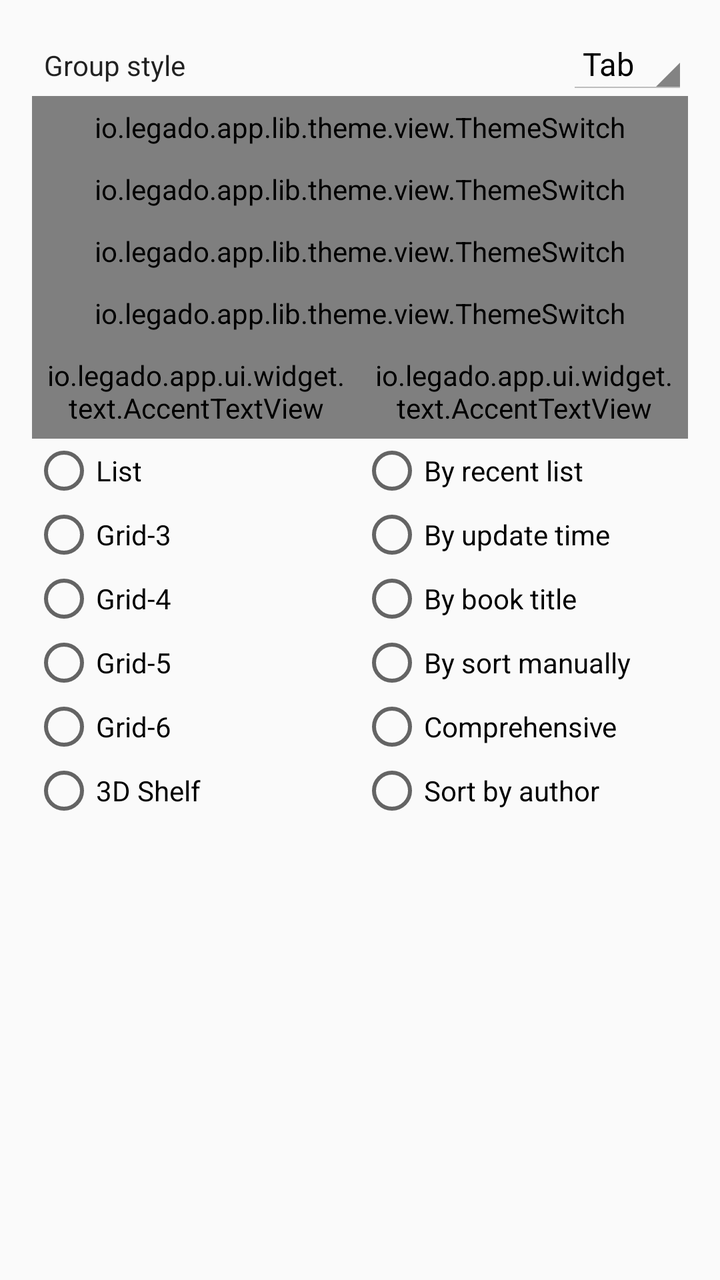
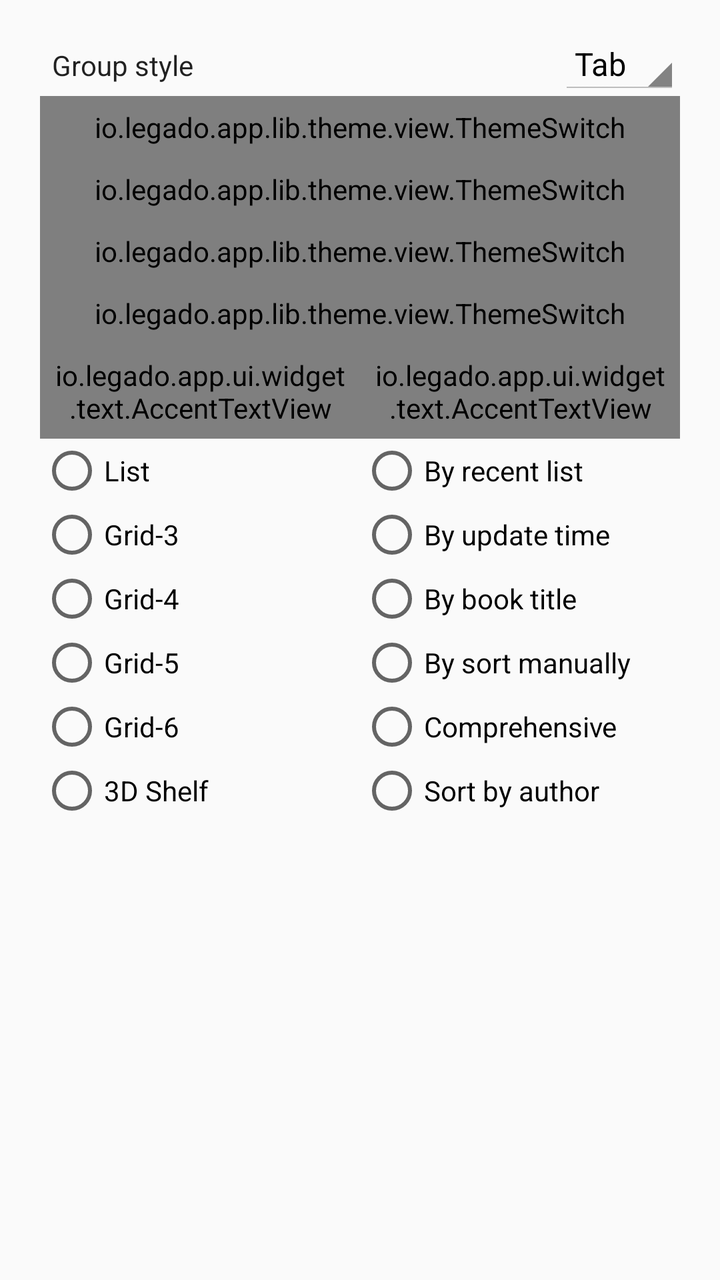

An Android layout rendered at two revisions. The XML below is the earlier revision; the diff shows what the commit changed to produce the second picture.
<!-- AndroidManifest.xml: application theme AppTheme.Light -->
<!-- res/layout/dialog_bookshelf_config.xml -->
<?xml version="1.0" encoding="utf-8"?>
<androidx.constraintlayout.widget.ConstraintLayout xmlns:android="http://schemas.android.com/apk/res/android"
    xmlns:app="http://schemas.android.com/apk/res-auto"
    xmlns:tools="http://schemas.android.com/tools"
    android:layout_width="match_parent"
    android:layout_height="wrap_content"
    android:padding="16dp">

    <LinearLayout
        android:id="@+id/ll_group_style"
        android:layout_width="match_parent"
        android:layout_height="wrap_content"
        android:orientation="horizontal"
        app:layout_constraintTop_toTopOf="parent">

        <TextView
            android:layout_width="0dp"
            android:layout_height="wrap_content"
            android:layout_weight="1"
            android:padding="6dp"
            android:text="@string/group_style"
            android:textColor="@color/primaryText" />

        <androidx.appcompat.widget.AppCompatSpinner
            android:id="@+id/sp_group_style"
            android:layout_width="wrap_content"
            android:layout_height="wrap_content"
            android:entries="@array/group_style"
            android:theme="@style/Spinner"
            tools:ignore="TouchTargetSizeCheck" />

    </LinearLayout>

    <io.legado.app.lib.theme.view.ThemeSwitch
        android:id="@+id/sw_show_unread"
        android:layout_width="match_parent"
        android:layout_height="wrap_content"
        android:padding="6dp"
        android:text="@string/show_unread"
        app:layout_constraintTop_toBottomOf="@+id/ll_group_style"
        tools:ignore="TouchTargetSizeCheck" />

    <io.legado.app.lib.theme.view.ThemeSwitch
        android:id="@+id/sw_show_last_update_time"
        android:layout_width="match_parent"
        android:layout_height="wrap_content"
        android:padding="6dp"
        android:text="@string/show_last_update_time"
        app:layout_constraintTop_toBottomOf="@+id/sw_show_unread"
        tools:ignore="TouchTargetSizeCheck" />

    <io.legado.app.lib.theme.view.ThemeSwitch
        android:id="@+id/sw_show_wait_up_books"
        android:layout_width="match_parent"
        android:layout_height="wrap_content"
        android:padding="6dp"
        android:text="@string/show_wait_up_count"
        app:layout_constraintTop_toBottomOf="@+id/sw_show_last_update_time"
        tools:ignore="TouchTargetSizeCheck" />

    <io.legado.app.lib.theme.view.ThemeSwitch
        android:id="@+id/sw_show_bookshelf_fast_scroller"
        android:layout_width="match_parent"
        android:layout_height="wrap_content"
        android:padding="6dp"
        android:text="@string/show_bookshelf_fast_scroller"
        app:layout_constraintTop_toBottomOf="@+id/sw_show_wait_up_books"
        tools:ignore="TouchTargetSizeCheck" />

    <LinearLayout
        android:id="@+id/ll_layout"
        android:layout_width="0dp"
        android:layout_height="wrap_content"
        android:orientation="vertical"
        app:layout_constraintRight_toLeftOf="@+id/ll_sort"
        app:layout_constraintTop_toBottomOf="@+id/sw_show_bookshelf_fast_scroller"
        app:layout_constraintLeft_toLeftOf="parent">

        <io.legado.app.ui.widget.text.AccentTextView
            android:layout_width="match_parent"
            android:layout_height="match_parent"
            android:padding="6dp"
            android:text="@string/view"
            android:textSize="16sp" />

        <RadioGroup
            android:id="@+id/rg_layout"
            android:layout_width="match_parent"
            android:layout_height="wrap_content"
            android:orientation="vertical">

            <RadioButton
                android:layout_width="match_parent"
                android:layout_height="wrap_content"
                android:text="@string/layout_list"
                tools:ignore="TouchTargetSizeCheck" />

            <RadioButton
                android:layout_width="match_parent"
                android:layout_height="wrap_content"
                android:text="@string/layout_grid3"
                tools:ignore="TouchTargetSizeCheck" />

            <RadioButton
                android:layout_width="match_parent"
                android:layout_height="wrap_content"
                android:text="@string/layout_grid4"
                tools:ignore="TouchTargetSizeCheck" />

            <RadioButton
                android:layout_width="match_parent"
                android:layout_height="wrap_content"
                android:text="@string/layout_grid5"
                tools:ignore="TouchTargetSizeCheck" />

            <RadioButton
                android:layout_width="match_parent"
                android:layout_height="wrap_content"
                android:text="@string/layout_grid6"
                tools:ignore="TouchTargetSizeCheck" />

            <RadioButton
                android:layout_width="match_parent"
                android:layout_height="wrap_content"
                android:text="@string/layout_shelf3d"
                tools:ignore="TouchTargetSizeCheck" />
        </RadioGroup>

    </LinearLayout>

    <LinearLayout
        android:id="@+id/ll_sort"
        android:layout_width="0dp"
        android:layout_height="wrap_content"
        android:orientation="vertical"
        app:layout_constraintLeft_toRightOf="@+id/ll_layout"
        app:layout_constraintTop_toBottomOf="@id/sw_show_bookshelf_fast_scroller"
        app:layout_constraintRight_toRightOf="parent">

        <io.legado.app.ui.widget.text.AccentTextView
            android:layout_width="match_parent"
            android:layout_height="match_parent"
            android:padding="6dp"
            android:text="@string/sort"
            android:textSize="16sp" />

        <RadioGroup
            android:id="@+id/rg_sort"
            android:layout_width="match_parent"
            android:layout_height="wrap_content"
            android:orientation="vertical">

            <RadioButton
                android:layout_width="match_parent"
                android:layout_height="wrap_content"
                android:text="@string/bookshelf_px_0"
                tools:ignore="TouchTargetSizeCheck" />

            <RadioButton
                android:layout_width="match_parent"
                android:layout_height="wrap_content"
                android:text="@string/bookshelf_px_1"
                tools:ignore="TouchTargetSizeCheck" />

            <RadioButton
                android:layout_width="match_parent"
                android:layout_height="wrap_content"
                android:text="@string/bookshelf_px_2"
                tools:ignore="TouchTargetSizeCheck" />

            <RadioButton
                android:layout_width="match_parent"
                android:layout_height="wrap_content"
                android:text="@string/bookshelf_px_3"
                tools:ignore="TouchTargetSizeCheck" />

            <RadioButton
                android:layout_width="match_parent"
                android:layout_height="wrap_content"
                android:text="@string/bookshelf_px_4"
                tools:ignore="TouchTargetSizeCheck" />

            <RadioButton
                android:layout_width="match_parent"
                android:layout_height="wrap_content"
                android:text="@string/bookshelf_px_5"
                tools:ignore="TouchTargetSizeCheck" />

        </RadioGroup>

    </LinearLayout>

</androidx.constraintlayout.widget.ConstraintLayout>
<!-- resources referenced by this layout -->
<resources>
  <color name="primaryText">#de000000</color>
  <string name="bookshelf_px_0">By recent list</string>
  <string name="bookshelf_px_1">By update time</string>
  <string name="bookshelf_px_2">By book title</string>
  <string name="bookshelf_px_3">By sort manually</string>
  <string name="bookshelf_px_4">Comprehensive</string>
  <string name="bookshelf_px_5">Sort by author</string>
  <string name="group_style">Group style</string>
  <string name="layout_grid3">Grid-3</string>
  <string name="layout_grid4">Grid-4</string>
  <string name="layout_grid5">Grid-5</string>
  <string name="layout_grid6">Grid-6</string>
  <string name="layout_list">List</string>
  <string name="layout_shelf3d">3D Shelf</string>
  <string name="show_last_update_time">Show last updated time</string>
  <string name="show_unread">Show unread flag</string>
  <string name="sort">Sort</string>
  <string name="view">View</string>
  <style name="Base.AppTheme" parent="Theme.AppCompat.DayNight.NoActionBar">
          <item name="colorPrimary">@color/primary</item>
          <item name="colorPrimaryDark">@color/primaryDark</item>
          <item name="colorAccent">@color/accent</item>
          <item name="actionOverflowMenuStyle">@style/Style.PopupMenu</item>
          <item name="android:itemTextAppearance">@style/Style.MenuItemText</item>
          <item name="android:popupMenuStyle">@style/Style.PopupMenu</item>
          <item name="android:statusBarColor">@color/transparent</item>
          <item name="android:windowDrawsSystemBarBackgrounds">true</item>
      </style>
  <color name="primary">@color/md_light_blue_600</color>
  <color name="primaryDark">@color/md_light_blue_700</color>
  <color name="accent">@color/md_pink_800</color>
  <color name="transparent">#00000000</color>
  <color name="md_grey_900">#212121</color>
  <color name="md_light_blue_600">#039BE5</color>
  <color name="md_light_blue_700">#0288D1</color>
  <color name="md_pink_800">#AD1457</color>
  <color name="menu_color_default">#383838</color>
  <color name="background_menu">@color/md_grey_200</color>
  <color name="md_grey_200">#EEEEEE</color>
  <!-- unchanged entries left out for length: 9 -->
</resources>

<!-- the commit's change to res/layout/dialog_bookshelf_config.xml (unified diff, before → after) -->
@@ -4,7 +4,8 @@
     xmlns:tools="http://schemas.android.com/tools"
     android:layout_width="match_parent"
     android:layout_height="wrap_content"
-    android:padding="16dp">
+    android:paddingHorizontal="20dp"
+    android:paddingVertical="16dp">
 
     <LinearLayout
         android:id="@+id/ll_group_style"
<!-- resource entries referenced after the edit -->
@@ -27,16 +27,50 @@
           <item name="android:popupMenuStyle">@style/Style.PopupMenu</item>
           <item name="android:statusBarColor">@color/transparent</item>
           <item name="android:windowDrawsSystemBarBackgrounds">true</item>
+          <item name="alertDialogTheme">@style/ink_AlertDialog</item>
+          <item name="android:divider">@color/ink_line</item>
       </style>
   <color name="primary">@color/md_light_blue_600</color>
   <color name="primaryDark">@color/md_light_blue_700</color>
   <color name="accent">@color/md_pink_800</color>
   <color name="transparent">#00000000</color>
+  <style name="ink_AlertDialog" parent="Theme.AppCompat.DayNight.Dialog.Alert">
+          <item name="android:textColorAlertDialogListItem">@color/ink_text</item>
+          <item name="android:windowBackground">@drawable/ink_bg_dialog</item>
+          <item name="buttonBarButtonStyle">@style/ink_DialogButton</item>
+          <item name="buttonBarPositiveButtonStyle">@style/ink_DialogButton</item>
+          <item name="buttonBarNegativeButtonStyle">@style/ink_DialogButton</item>
+          <item name="buttonBarNeutralButtonStyle">@style/ink_DialogButton</item>
+          <item name="colorAccent">@color/accent</item>
+          <item name="android:textColorPrimary">@color/ink_text</item>
+          <item name="android:textColorSecondary">@color/ink_text_sub</item>
+          <item name="android:colorBackground">@color/ink_card</item>
+      </style>
+  <color name="ink_line">#1F2B2722</color>
   <color name="md_grey_900">#212121</color>
   <color name="md_light_blue_600">#039BE5</color>
   <color name="md_light_blue_700">#0288D1</color>
   <color name="md_pink_800">#AD1457</color>
   <color name="menu_color_default">#383838</color>
+  <color name="ink_text">#2B2722</color>
+  <!-- drawable ink_bg_dialog (drawable) -->
+  <?xml version="1.0" encoding="utf-8"?>
+  <inset xmlns:android="http://schemas.android.com/apk/res/android"
+      android:insetLeft="16dp"
+      android:insetRight="16dp">
+      <shape android:shape="rectangle">
+          <corners android:radius="8dp" />
+          <solid android:color="@color/ink_card" />
+          <stroke android:width="0.5dp" android:color="@color/ink_line" />
+      </shape>
+  </inset>
+  <style name="ink_DialogButton" parent="Widget.AppCompat.Button.ButtonBar.AlertDialog">
+          <item name="android:textColor">@color/accent</item>
+          <item name="android:textSize">14sp</item>
+          <item name="android:textStyle">bold</item>
+      </style>
+  <color name="ink_text_sub">#7A7166</color>
+  <color name="ink_card">#FFFDF8</color>
   <color name="background_menu">@color/md_grey_200</color>
   <color name="md_grey_200">#EEEEEE</color>
   <!-- unchanged entries left out for length: 9 -->
